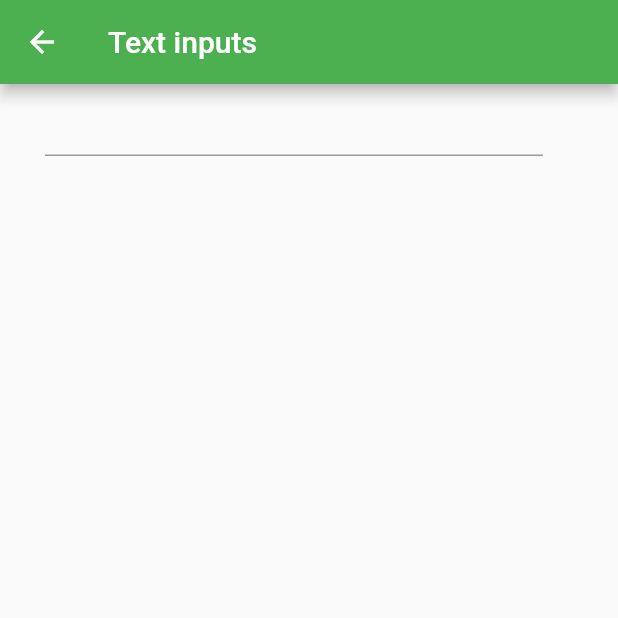
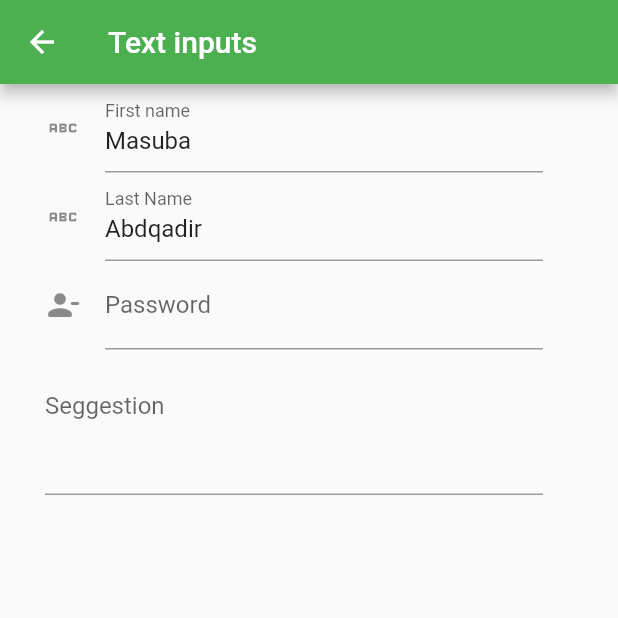
Before and after one commit to 0771210855/Flutter-shop-project-study, a Flutter app: the Forms screen opened directly, after a tap on "Text inputs", on a phone screen of 412 x 824 dp, the top half of it. Run offline on Flutter 3.47's test engine with Material 2 defaults, Android fonts, the phone set to English and light mode, and no system bars; our stand-ins replace flutter_form_builder, fluttertoast; key blocks and very long unbroken strings in the code were emptied for the run.

Commit message:
handled form input fields

```diff
--- a/lib/Screens/Forms/Forms.dart
+++ b/lib/Screens/Forms/Forms.dart
@@ -1,5 +1,21 @@
+
+
+
+
+
+// Masuba Abdqadir 20/U/2079/EVE 2000702079
+
+
+
+
 import 'package:flutter/material.dart';
+import 'package:shop_project/Screens/Forms/InputRadio.dart';
+import 'InputCheckbox.dart';
+import 'InputDate.dart';
+import 'InputDropdown.dart';
+import 'InputRange.dart';
 import 'InputText.dart';
+import 'Inputfields.dart';
 
 
 
@@ -39,6 +55,113 @@ class _FormsState extends State<Forms> {
                 );
               },
             ),
+            ListTile(
+              title: Text("Other inputs"),
+              leading: Icon(Icons.input),
+              trailing: Icon(Icons.chevron_right_outlined),
+              subtitle: Text("This is for handling text inputs",
+              style: TextStyle(
+                fontSize: 14,
+                color: Colors.pink,
+              ),
+              ),
+              onTap: () {
+                Navigator.push(
+                  context,
+                  MaterialPageRoute(builder: (context)=>Inputfields(),
+                  ),
+                );
+              },
+            ),
+            ListTile(
+              title: Text("Range inputs"),
+              leading: Icon(Icons.input),
+              trailing: Icon(Icons.chevron_right_outlined),
+              subtitle: Text("This is for handling text inputs",
+              style: TextStyle(
+                fontSize: 14,
+                color: Colors.pink,
+              ),
+              ),
+              onTap: () {
+                Navigator.push(
+                  context,
+                  MaterialPageRoute(builder: (context)=>InputRange(),
+                  ),
+                );
+              },
+            ),
+            ListTile(
+              title: Text("Checkbox inputs"),
+              leading: Icon(Icons.input),
+              trailing: Icon(Icons.chevron_right_outlined),
+              subtitle: Text("This is for handling check box inputs",
+              style: TextStyle(
+                fontSize: 14,
+                color: Colors.pink,
+              ),
+              ),
+              onTap: () {
+                Navigator.push(
+                  context,
+                  MaterialPageRoute(builder: (context)=>InputCheckbox(),
+                  ),
+                );
+              },
+            ),ListTile(
+              title: Text("Date inputs"),
+              leading: Icon(Icons.calendar_month),
+              trailing: Icon(Icons.chevron_right_outlined),
+              subtitle: Text("This is for handling Date inputs",
+              style: TextStyle(
+                fontSize: 14,
+                color: Colors.pink,
+              ),
+              ),
+              onTap: () {
+                Navigator.push(
+                  context,
+                  MaterialPageRoute(builder: (context)=>InputDate(),
+                  ),
+                );
+              },
+            ),
+            ListTile(
+              title: Text("Dropdown menu inputs"),
+              leading: Icon(Icons.menu_book_outlined),
+              trailing: Icon(Icons.chevron_right_outlined),
+              subtitle: Text("This is for handling Dropdown menu inputs",
+              style: TextStyle(
+                fontSize: 14,
+                color: Colors.pink,
+              ),
+              ),
+              onTap: () {
+                Navigator.push(
+                  context,
+                  MaterialPageRoute(builder: (context)=>InputDropdown(),
+                  ),
+                );
+              },
+            ),
+            ListTile(
+              title: Text("Radio button menu inputs"),
+              leading: Icon(Icons.menu_book_outlined),
+              trailing: Icon(Icons.chevron_right_outlined),
+              subtitle: Text("This is for handling Radio buttton inputs",
+              style: TextStyle(
+                fontSize: 14,
+                color: Colors.pink,
+              ),
+              ),
+              onTap: () {
+                Navigator.push(
+                  context,
+                  MaterialPageRoute(builder: (context)=>InputRadio(),
+                  ),
+                );
+              },
+            ),
           ],
         ),
       ),
--- a/lib/Screens/Forms/InputText.dart
+++ b/lib/Screens/Forms/InputText.dart
@@ -26,8 +26,52 @@ class _InputTextState extends State<InputText> {
         children: [
               Container(
                 padding: EdgeInsets.only(left: 30,right: 50),
-                child: FormBuilderTextField(
-                  name: "fname",
+                child: Column(
+                  children: [
+                    FormBuilderTextField(
+                      name: "fname",
+                      initialValue: "Masuba",
+                      textCapitalization: TextCapitalization.words,
+                      textInputAction: TextInputAction.next,
+                      decoration: InputDecoration(
+                        icon: Icon(Icons.abc),
+                        labelText: "First name",
+
+                      ),
+                    ),
+                    FormBuilderTextField(
+                      name: "lname",
+                      initialValue: "Abdqadir" ,
+                      textCapitalization: TextCapitalization.words,
+                      decoration: InputDecoration(
+                        label: Text("Last Name"),
+                          icon: Icon(Icons.abc),
+                      ),
+                    ),
+                    FormBuilderTextField(
+                      name: "password",
+
+                      obscureText: true,
+                      decoration: InputDecoration(
+                        icon: Icon(Icons.person_remove_alt_1_rounded),
+                        label: Text("Password")
+                      ),
+                    ),
+                    FormBuilderTextField(
+                      name: "suggetion",
+                      autofocus: true,
+                      maxLines: 3,
+                      textAlign: TextAlign.center,
+                      enabled: true,
+                      decoration: InputDecoration(
+                        labelText: "Seggestion",
+
+
+                        alignLabelWithHint: true,
+
+                      ),
+                    ),
+                  ],
                 ),
               ),
 
```
Also changed, not shown: lib/Screens/Forms/InputCheckbox.dart (added, +38 -0 lines), lib/Screens/Forms/InputDate.dart (added, +44 -0 lines), lib/Screens/Forms/InputDropdown.dart (added, +61 -0 lines), lib/Screens/Forms/InputRadio.dart (added, +51 -0 lines), lib/Screens/Forms/InputRange.dart (added, +40 -0 lines), lib/Screens/Forms/Inputfields.dart (added, +45 -0 lines).
